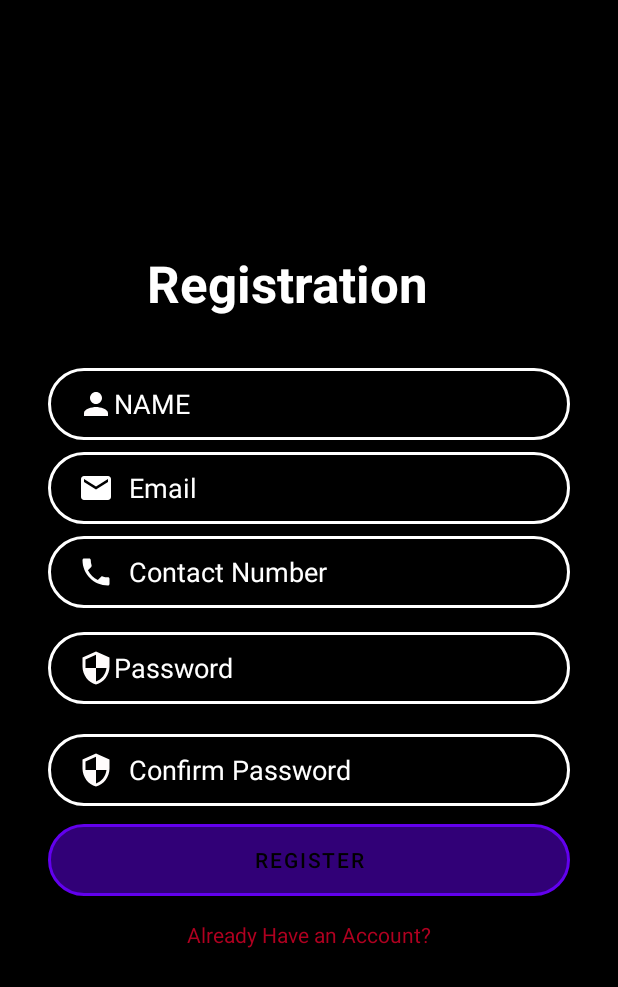
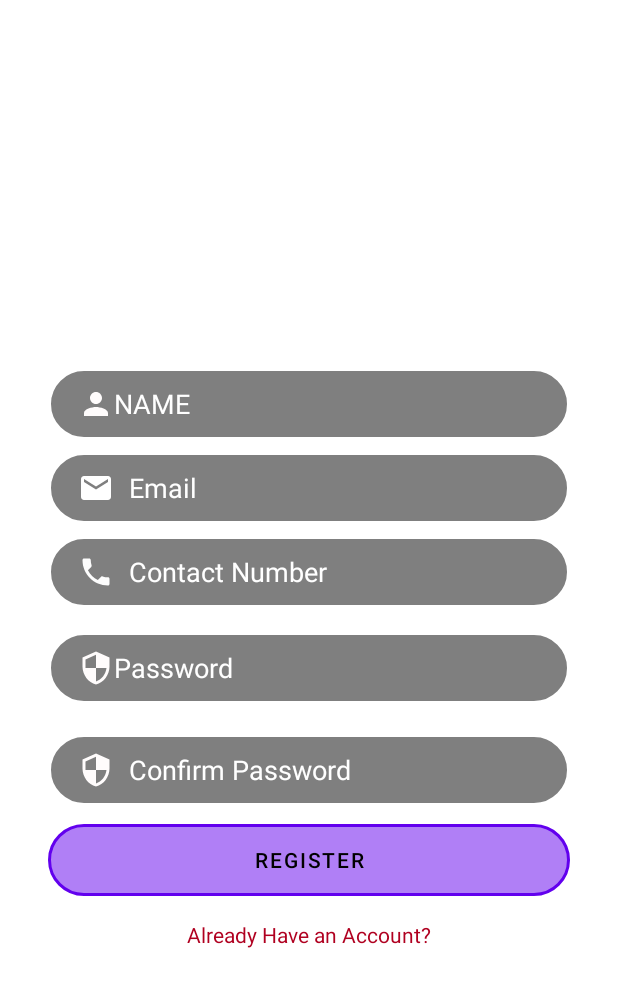
Before and after one commit to Raha111/Rhythm-Guard, an Android app: the RegisterActivity screen opened directly, with no data from a screen before it, on a phone screen of 412 x 824 dp. Shown: the top 987 px of the screen. Run offline under Robolectric (Android 15) with nearby library versions, the phone set to English and light mode, and no system bars; our stand-ins replace Firebase (no records; nobody signed in at launch, a user with empty details on screens opened directly).

Commit message:
few changes

```diff
--- a/app/src/main/res/layout/activity_register.xml
+++ b/app/src/main/res/layout/activity_register.xml
@@ -4,7 +4,7 @@
     xmlns:tools="http://schemas.android.com/tools"
     android:layout_width="match_parent"
     android:layout_height="match_parent"
-android:background="@color/black"
+    android:background="@color/white"
     tools:context=".RegisterActivity">
 
 
@@ -46,7 +46,7 @@ android:background="@color/black"
         android:paddingTop="10dp"
         android:paddingRight="10dp"
         android:paddingBottom="10dp"
-        android:textColor="@color/black"
+        android:textColor="@color/white"
         android:textColorHint="@color/white"
         app:layout_constraintBottom_toTopOf="@+id/inputConfirmPassword"
         app:layout_constraintEnd_toEndOf="@+id/inputPhone2"
```
